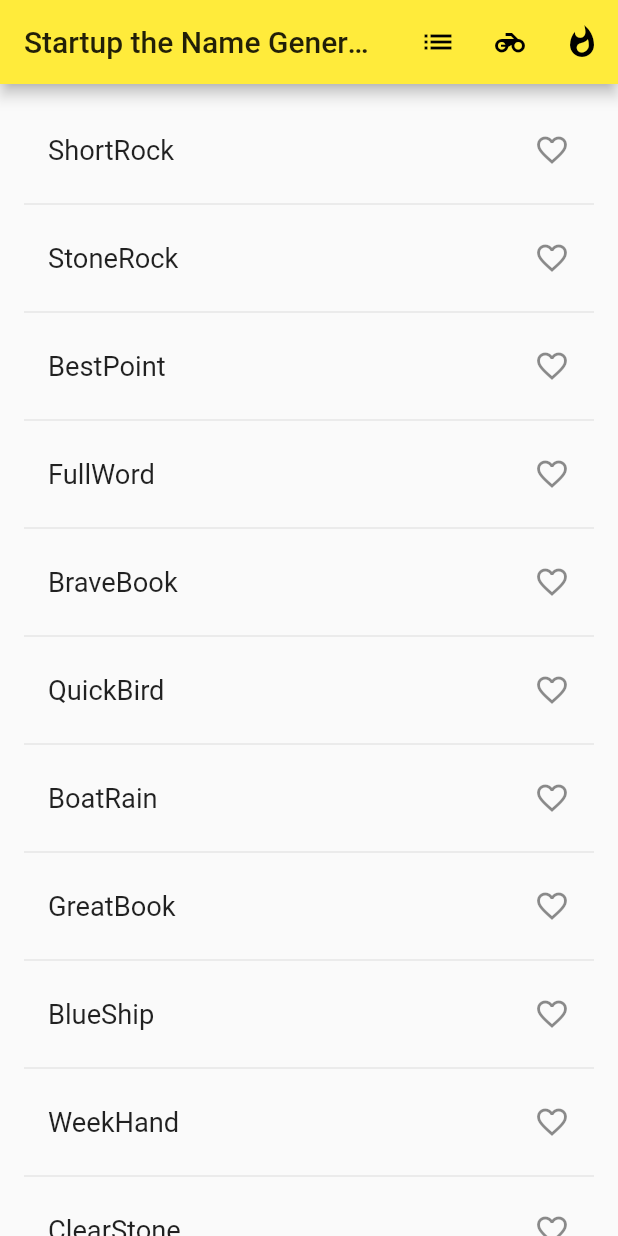
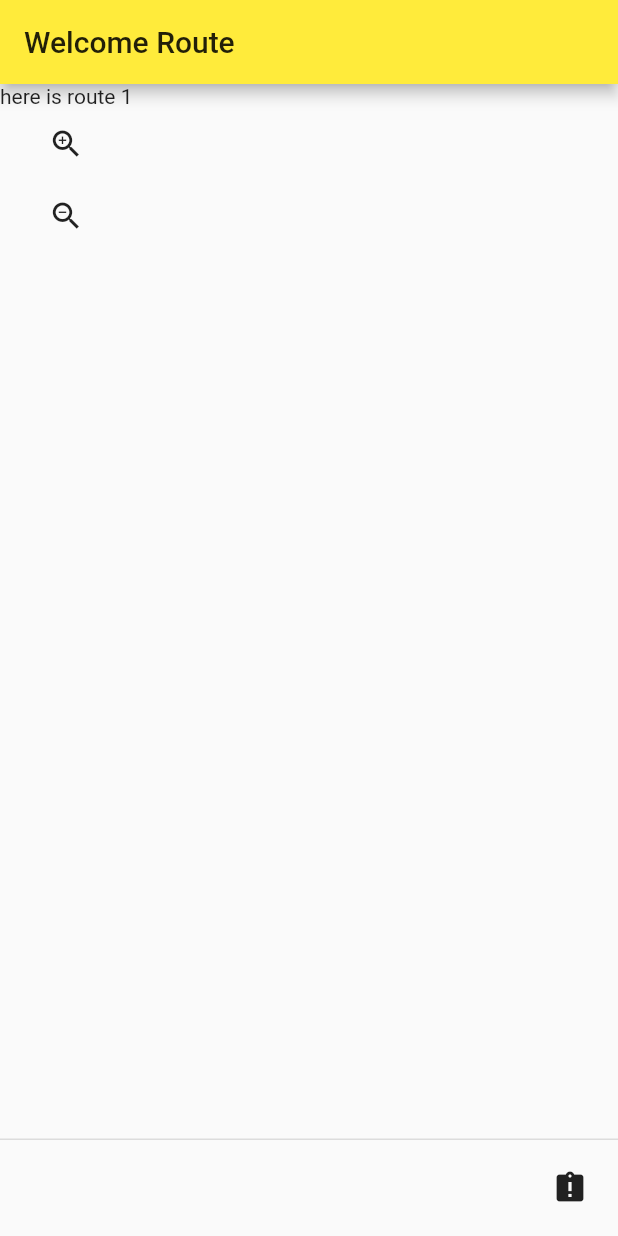
Before and after one commit to Victory/flutter_app_victory_02, a Flutter app: the screen it shows after launch, on a phone screen of 412 x 824 dp. Run offline on Flutter 3.47's test engine with Material 2 defaults, Android fonts, the phone set to English and light mode, and no system bars; our stand-ins replace flutter_spinkit; statements that could not run were skipped.

Commit message:
Same page loader overlay.

```diff
--- a/lib/main.dart
+++ b/lib/main.dart
@@ -1,125 +1,28 @@
 import 'package:flutter/material.dart';
-import 'package:english_words/english_words.dart';
-import 'package:flutterappvictory02/physical.dart';
-import 'package:flutterappvictory02/routes/AnswerReviewRoute.dart';
-import 'package:flutterappvictory02/routes/QuestionAndAnswerRoute.dart';
+import 'package:flutter/services.dart';
+import 'package:flutterappvictory02/routes/WelcomeRoute.dart';
 
 void main() => runApp(MyApp());
 
 class MyApp extends StatelessWidget {
   @override
   Widget build(BuildContext context) {
+    SystemChrome.setEnabledSystemUIOverlays ([SystemUiOverlay.bottom]);
+
     return MaterialApp(
       title: 'Welcome.',
-      home: RandomWords(),
+      home: WelcomeRoute(),
       theme: ThemeData(
+        backgroundColor: Color.fromARGB(1, 33, 88, 88),
         primaryColor: Colors.yellow,
+        accentColor: Colors.amberAccent,
       ),
+      /*
       routes: {
         QuestionAndAnswerRoute.routeName: (context) => QuestionAndAnswerRoute.fromContext(context),
         AnswerReviewRoute.routeName: (context) => AnswerReviewRoute.fromContext(context),
       },
+       */
     );
   }
 }
-
-class RandomWordsState extends State<RandomWords> {
-  final _suggestions = <WordPair>[];
-  final _saved = <WordPair>{};
-  final _biggerFont = const TextStyle(fontSize: 18.2);
-
-  @override
-  Widget build(BuildContext context) {
-    return Scaffold(
-      appBar:
-          AppBar(title: Text('Startup the Name Generator'), actions: <Widget>[
-        IconButton(
-          icon: Icon(Icons.list),
-          onPressed: _pushSaved,
-        ),
-        IconButton(
-          icon: Icon(Icons.motorcycle),
-          onPressed: _pushPhysics,
-        ),
-        IconButton(
-          icon: Icon(Icons.whatshot),
-          onPressed: () =>  QuestionAndAnswerRoute.navigateTo(context),
-        ),
-      ]),
-      body: _buildSuggestions(),
-    );
-  }
-
-  void _pushPhysics() {
-    Navigator.of(context).push(
-      MaterialPageRoute(builder: (context) => PhysicalStatelessWidget()),
-    );
-  }
-
-  void _pushSaved() {
-    Navigator.of(context)
-        .push(MaterialPageRoute<void>(builder: (BuildContext context) {
-      final tiles = _saved.map((WordPair pair) {
-        return ListTile(
-          title: Text(pair.asPascalCase, style: _biggerFont),
-        );
-      });
-      final divided =
-          ListTile.divideTiles(context: context, tiles: tiles).toList();
-
-      return Scaffold(
-        appBar: AppBar(
-          title: Text('Liked Suggestions'),
-        ),
-        body: ListView(children: divided),
-      );
-    }));
-  }
-
-  Widget _buildSuggestions() {
-    return ListView.builder(
-      padding: const EdgeInsets.all(16.0),
-      itemBuilder: (context, ii) {
-        if (ii.isOdd) return Divider();
-
-        final index = ii ~/ 2;
-        if (index >= _suggestions.length) {
-          _suggestions.addAll(generateWordPairs().take(10));
-        }
-
-        return _buildRow(_suggestions[index]);
-      },
-    );
-  }
-
-  Widget _buildRow(WordPair suggestion) {
-    final alreadySaved = _saved.contains(suggestion);
-
-    return ListTile(
-      title: Text(
-        suggestion.asPascalCase,
-        style: _biggerFont,
-      ),
-      trailing: Icon(
-        alreadySaved ? Icons.favorite : Icons.favorite_border,
-        color: alreadySaved ? Colors.blue : null,
-      ),
-      onTap: () {
-        setState(() {
-          if (alreadySaved) {
-            _saved.remove(suggestion);
-          } else {
-            _saved.add(suggestion);
-          }
-        });
-      },
-    );
-  }
-}
-
-class RandomWords extends StatefulWidget {
-  @override
-  State<StatefulWidget> createState() {
-    return RandomWordsState();
-  }
-}
--- a/lib/routes/AnswerReviewRoute.dart
+++ b/lib/routes/AnswerReviewRoute.dart
@@ -1,8 +1,6 @@
 import 'package:flutter/material.dart';
 import 'package:flutterappvictory02/model/Answered.dart';
 import 'package:flutterappvictory02/model/MockDb.dart';
-
-import 'SpinnerRoute.dart';
 
 class AnswerReviewRoute extends StatefulWidget {
   static const routeName = '/answerreviewroute';
@@ -17,14 +15,12 @@ class AnswerReviewRoute extends StatefulWidget {
   }
 
   static void navigateTo(BuildContext context) {
-    SpinnerRoute.navigateTo(context, () {
       db.getAllAnswered().then((answered) {
         Navigator.of(context).pushReplacementNamed(
           AnswerReviewRoute.routeName,
           arguments: answered,
         );
       });
-    });
   }
 
   @override
--- /dev/null
+++ b/lib/routes/RouteOne.dart
@@ -0,0 +1,52 @@
+import 'package:flutter/material.dart';
+
+class RouteOne extends StatefulWidget {
+  const RouteOne({Key key, @required this.notifyLoadingStatus}) : super(key: key);
+
+  final notifyLoadingStatus;
+
+  @override
+  _RouteOneState createState() => _RouteOneState(notifyLoadingStatus);
+}
+
+class _RouteOneState extends State<RouteOne> {
+  _RouteOneState(this.notifyLoadingStatus);
+
+  final notifyLoadingStatus;
+
+  @override
+  Widget build(BuildContext context) {
+    return FutureBuilder(
+      future: Future.delayed(Duration(milliseconds: 750), () {
+        notifyLoadingStatus(false);
+      }),
+      builder: (context, snapshot) {
+        return Container(
+          child: Column(
+            children: [
+              Text('here is route 1'),
+              IconButton(
+                icon: Icon(Icons.zoom_in),
+                onPressed: () {
+                  notifyLoadingStatus(true);
+                },
+              ),
+              IconButton(
+                icon: Icon(Icons.zoom_out),
+                onPressed: () {
+                  notifyLoadingStatus(false);
+                },
+              )
+            ],
+          ),
+        );
+      },
+    );
+
+    /*
+    Container(
+      child: Text('here is route 1'),
+    );
+     */
+  }
+}
--- /dev/null
+++ b/lib/routes/WelcomeRoute.dart
@@ -0,0 +1,89 @@
+import 'package:flutter/material.dart';
+import 'package:flutter_spinkit/flutter_spinkit.dart';
+
+import 'RouteOne.dart';
+import 'RouteTwo.dart';
+
+class WelcomeRoute extends StatefulWidget {
+  @override
+  _WelcomeRouteState createState() => _WelcomeRouteState();
+}
+
+class _WelcomeRouteState extends State<WelcomeRoute>
+    with SingleTickerProviderStateMixin {
+  var _opacityContent = 0.0;
+  final _opacityContentDuration = const Duration(milliseconds: 0);
+  var _opacityLoader = 1.0;
+  final _opacityLoaderDuration = const Duration(milliseconds: 1550);
+
+  void _notifyLoadingStatus(isLoading) {
+    setState(() {
+      if (isLoading) {
+        _opacityContent = 0.0;
+        _opacityLoader = 1.0;
+      } else {
+        _opacityContent = 1.0;
+        _opacityLoader = 0.0;
+      }
+    });
+  }
+
+  var _isR = false;
+
+  @override
+  Widget build(BuildContext context) {
+    final mq = MediaQuery.of(context);
+    final theme = Theme.of(context);
+
+    return Container(
+      color: theme.primaryColor,
+      child: SafeArea(
+        child: Scaffold(
+          appBar: AppBar(
+            title: Text('Welcome Route'),
+          ),
+          persistentFooterButtons: [
+            IconButton(
+              icon: Icon(Icons.assignment_late),
+              onPressed: () {
+                _notifyLoadingStatus(true);
+                setState(() {
+                  _isR = !_isR;
+                });
+              },
+            ),
+          ],
+          body: Stack(
+            children: [
+              AnimatedOpacity(
+                curve: Curves.easeOut,
+                opacity: _opacityLoader,
+                duration: _opacityLoaderDuration,
+                child: Column(
+                  mainAxisAlignment: MainAxisAlignment.center,
+                  crossAxisAlignment: CrossAxisAlignment.center,
+                  children: [
+                    SpinKitCircle(
+                      size: mq.size.shortestSide - 150,
+                      color: theme.primaryColor,
+                    ),
+                  ],
+                ),
+              ),
+              AnimatedOpacity(
+                curve: Curves.easeOutCubic,
+                duration: _opacityContentDuration,
+                opacity: _opacityContent,
+                child: (_isR)
+                    ? RouteTwo()
+                    : RouteOne(
+                        notifyLoadingStatus: _notifyLoadingStatus,
+                      ),
+              ),
+            ],
+          ),
+        ),
+      ),
+    );
+  }
+}
--- a/pubspec.yaml
+++ b/pubspec.yaml
@@ -23,7 +23,6 @@ environment:
 dependencies:
   flutter:
     sdk: flutter
-  english_words: '^3.1.0'
   uuid: 2.0.4
   flutter_spinkit: "^4.1.2"
 
```
Also changed, not shown: lib/physical.dart (deleted, +0 -219 lines), lib/routes/QuestionAndAnswerRoute.dart (+5 -5 lines), lib/routes/RouteTwo.dart (added, +15 -0 lines), pubspec.lock, 1 other file.
